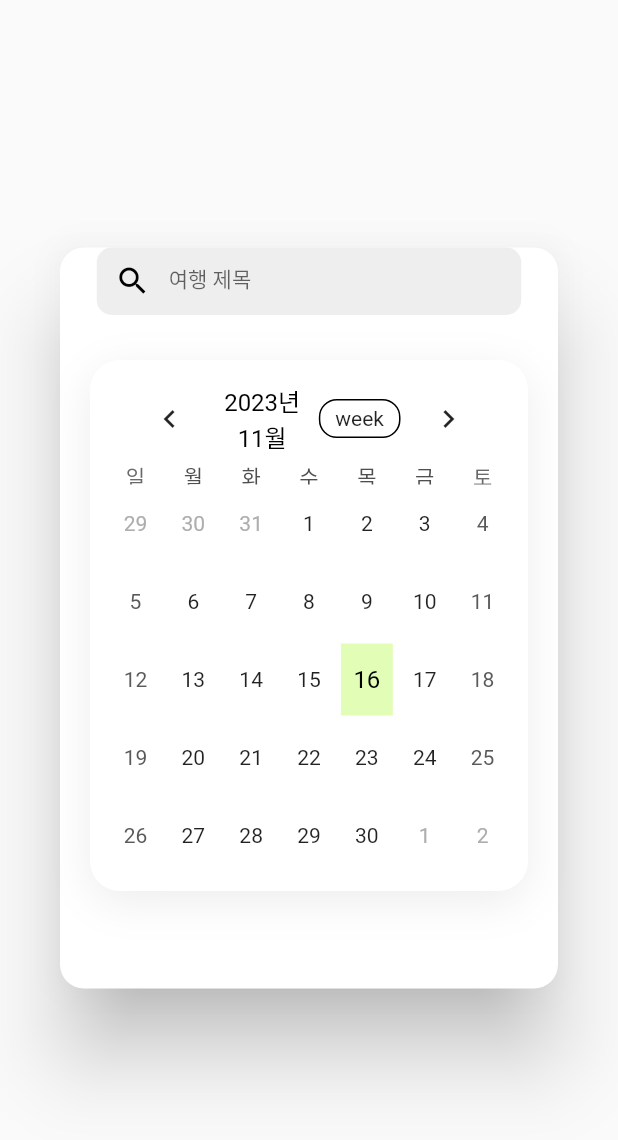
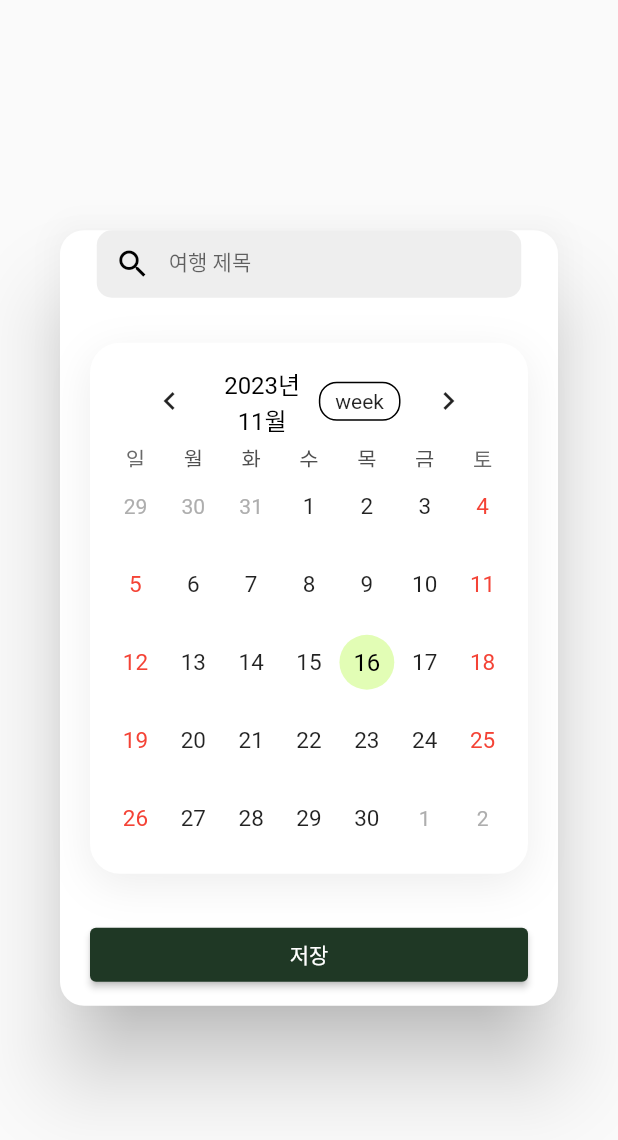
Before and after one commit to jymin99/ecotour, a Flutter app: the ScheduleBottomSheet widget shown alone on an empty page, opened directly, on a phone screen of 412 x 824 dp. Shown: the top 1140 px of the screen. Run offline on Flutter 3.47's test engine with Material 2 defaults, Android fonts, the light colour scheme and no system bars; drawn by our look-alikes of table_calendar; our stand-ins replace cloud_firestore, drift, firebase_auth, firebase_core, geolocator, get and 1 more; missing offline and left inert: kakao_flutter_sdk_user, kakao_map_plugin; accounts and stored records are empty; generated files the repository leaves out were written again.

Commit message:
저장버튼

```diff
--- a/lib/login.dart
+++ b/lib/login.dart
@@ -3,7 +3,7 @@ import 'package:firebase_auth/firebase_auth.dart';
 import 'package:cloud_firestore/cloud_firestore.dart';
 import 'package:google_sign_in/google_sign_in.dart';
 import 'package:get/get.dart';
-import 'package:capstone/schedule/screen/home_screen.dart';
+import 'package:capstone/mainPage.dart';
 // import 'path_to_auth_service/auth_service.dart'; // Adjust the path accordingly
 
 
--- a/lib/main.dart
+++ b/lib/main.dart
@@ -1,5 +1,5 @@
 // import 'package:google_mobile_ads/google_mobile_ads.dart';
-import 'package:capstone/schedule/screen/home_screen.dart';
+import 'package:capstone/mainPage.dart';
 import 'package:flutter/material.dart';
 import 'package:firebase_core/firebase_core.dart';
 import 'package:kakao_flutter_sdk_user/kakao_flutter_sdk_user.dart';
--- a/lib/schedule/component/schedule_dialog_sheet.dart
+++ b/lib/schedule/component/schedule_dialog_sheet.dart
@@ -17,7 +17,7 @@ class _ScheduleBottomSheetState extends State<ScheduleBottomSheet> {
 
   DateTime focusedDay = DateTime.now();
   CalendarFormat _calendarFormat = CalendarFormat.month;
-  DateTime selectedDay = DateTime(
+  DateTime selectedDate = DateTime(
     DateTime.now().year,
     DateTime.now().month,
     DateTime.now().day,
@@ -105,13 +105,13 @@ class _ScheduleBottomSheetState extends State<ScheduleBottomSheet> {
                             onDaySelected: (DateTime selectedDay, DateTime focusedDay) {
                               // 선택된 날짜의 상태를 갱신합니다.
                               setState((){
-                                this.selectedDay = selectedDay;
+                                this.selectedDate = selectedDay;
                                 this.focusedDay = selectedDay;
                               });
                             },
                             selectedDayPredicate: (DateTime day) {
                               // selectedDay 와 동일한 날짜의 모양을 바꿔줍니다.
-                              return isSameDay(selectedDay, day);
+                              return isSameDay(selectedDate, day);
                             },
                             headerStyle: HeaderStyle(
                               headerPadding:
@@ -124,6 +124,21 @@ class _ScheduleBottomSheetState extends State<ScheduleBottomSheet> {
                             ),
 
                             calendarStyle: CalendarStyle(
+                              // 오늘 날짜의 스타일 설정
+                              // todayTextStyle: TextStyle(fontSize: 15, color: Colors.white),
+
+                              // 기본 날짜 숫자의 폰트 크기
+                              defaultTextStyle: TextStyle(fontSize: 15.0),
+
+                              // 주말의 날짜 숫자 폰트 크기와 색상
+                              weekendTextStyle: TextStyle(fontSize: 15.0, color: Colors.red),
+
+
+                              todayDecoration : const BoxDecoration(
+                                color: AppColor.deepGreen,
+                                shape: BoxShape.circle,
+                              ),
+
                               // selectedDay 글자 조정
                               selectedTextStyle : const TextStyle(
                                 color: Colors.black,
@@ -132,11 +147,11 @@ class _ScheduleBottomSheetState extends State<ScheduleBottomSheet> {
                               // selectedDay 모양 조정
                               selectedDecoration : const BoxDecoration(
                                 color: AppColor.yellowGreen,
-                                shape: BoxShape.rectangle,
+                                shape: BoxShape.circle,
                               ),
 
                               // cell margin, padding 조절
-                              cellMargin : const EdgeInsets.all(2.0),
+                              cellMargin : const EdgeInsets.all(1.0),
                               cellPadding : const EdgeInsets.all(0.0),
 
                             ),
@@ -147,120 +162,17 @@ class _ScheduleBottomSheetState extends State<ScheduleBottomSheet> {
                       ),
                     ),
 
-                    // Expanded(
-                    //   child: Container(
-                    //     // margin: EdgeInsets.symmetric(vertical: 8.0),
-                    //     // padding: EdgeInsets.only(bottom: 350.0),
-                    //     child: CustomTextField(
-                    //       // 내용 입력 필드
-                    //       label: '제목',
-                    //       isTime: false,
-                    //       onSaved: (String? val){
-                    //         //저장이 되면 startTime 변수에 텍스트 필드값 저장.
-                    //         content = val;
-                    //       },
-                    //       validator: contentValidator,
-                    //     ),
-                    //   ),
-                    // ),
-
-                    // SizedBox(height: 5.0),
-
-
-
-
-
-                    // Container(
-                    //   margin: const EdgeInsets.only(right: .0, left: 4.0, top:20.0),
-                    //
-                    //   padding: const EdgeInsets.all(5.0),
-                    //   decoration: BoxDecoration(
-                    //     border: Border.all(
-                    //       color: Colors.grey,
-                    //       width: 2.0,
-                    //     ),
-                    //     borderRadius: BorderRadius.circular(10.0),
-                    //   ),
-                    //   child: Column(
-                    //     children: [
-                    //       TableCalendar(
-                    //         formatAnimationDuration: const Duration(milliseconds: 220),
-                    //         locale: 'ko_KR',
-                    //         firstDay: DateTime.utc(2021, 1, 1),
-                    //         lastDay: DateTime.utc(2030, 12, 31),
-                    //         focusedDay: focusedDay,
-                    //         calendarFormat: _calendarFormat,
-                    //         availableCalendarFormats: const {
-                    //           CalendarFormat.month: 'month',
-                    //           CalendarFormat.twoWeeks: 'week',
-                    //         },
-                    //         onFormatChanged: (format) {
-                    //           setState(() {
-                    //             _calendarFormat = format;
-                    //           });
-                    //         },
-                    //         onDaySelected: (DateTime selectedDay, DateTime focusedDay) {
-                    //           // 선택된 날짜의 상태를 갱신합니다.
-                    //           setState((){
-                    //             this.selectedDay = selectedDay;
-                    //             this.focusedDay = selectedDay;
-                    //           });
-                    //         },
-                    //         selectedDayPredicate: (DateTime day) {
-                    //           // selectedDay 와 동일한 날짜의 모양을 바꿔줍니다.
-                    //           return isSameDay(selectedDay, day);
-                    //         },
-                    //         headerStyle: const HeaderStyle(
-                    //           headerPadding:
-                    //           EdgeInsets.symmetric(horizontal: 0.0, vertical: 0.0),
-                    //           titleCentered: true,
-                    //           titleTextStyle: TextStyle(
-                    //             fontSize: 13.0,
-                    //             color: Colors.black,
-                    //           ),
-                    //         ),
-                    //
-                    //         calendarStyle: CalendarStyle(
-                    //           // 이전 달 날짜의 스타일 설정
-                    //           outsideTextStyle: TextStyle(fontSize: 12, color: Colors.grey),
-                    //           // outsideDecoration: BoxDecoration(), // 이전 달 날짜의 배경 스타일
-                    //
-                    //           // 오늘 날짜의 스타일 설정
-                    //           todayTextStyle: TextStyle(fontSize: 12, color: Colors.white),
-                    //           // todayDecoration: BoxDecoration(shape: BoxShape.circle, color: Colors.yellow), // 오늘 날짜의 배경 스타일
-                    //
-                    //           defaultTextStyle: TextStyle(fontSize: 12.0), // 기본 날짜 숫자의 폰트 크기
-                    //           weekendTextStyle: TextStyle(fontSize: 12.0, color: Colors.red), // 주말의 날짜 숫자 폰트 크기와 색상
-                    //           // selectedDay 글자 조정
-                    //           selectedTextStyle : TextStyle(
-                    //             color: Colors.black,
-                    //             fontSize: 12.0,
-                    //           ),
-                    //           // selectedDay 모양 조정
-                    //           selectedDecoration: BoxDecoration(  // ➍ 선택된 날짜 스타일
-                    //             borderRadius: BorderRadius.circular(6.0),
-                    //             border: Border.all(
-                    //               color: AppColor.yellowGreen,
-                    //               width: 1.0,
-                    //             ),
-                    //           ),
-                    //           cellMargin: EdgeInsets.all(0.0), // 셀 주위 여백 설정
-                    //           cellPadding: EdgeInsets.all(0.0), // 셀 내부 여백 설정
-                    //         ),
-                    //
-                    //         daysOfWeekStyle: const DaysOfWeekStyle(
-                    //           // 요일 텍스트 스타일
-                    //           weekdayStyle: TextStyle(fontSize: 13.0), // 평일 요일의 스타일
-                    //           weekendStyle: TextStyle(fontSize: 13.0), // 주말 요일의 스타일
-                    //         ),
-                    //
-                    //       ),
-                    //       // 여기에 다른 위젯을 추가할 수 있음
-                    //     ],
-                    //   ),
-                    // ),
-
-                    SizedBox(height: 35.0),
+                    SizedBox(
+                      width: double.infinity,
+                      child: ElevatedButton(
+                        onPressed: onSavePressed,
+                        style: ElevatedButton.styleFrom(
+                          primary: AppColor.deepGreen,
+                        ),
+                        child: Text('저장'),
+                      ),
+                    ),
+                    SizedBox(height:10,),
 
 
 
@@ -274,6 +186,16 @@ class _ScheduleBottomSheetState extends State<ScheduleBottomSheet> {
       ),
     );
   }
+
+  void onSavePressed() {
+    if(formkey.currentState!.validate()){ //폼 검증
+      formkey.currentState!.save(); //폼 저장
+
+      // print(startTime);
+      // print(endTime);
+      // print(content);
+
+    }
   }
 
   String? contentValidator(String? val){ //
@@ -283,6 +205,10 @@ String? contentValidator(String? val){ //
 
     return null;
   }
+
+}
+
+
 
 
 //
```
Also changed, not shown: lib/mainPage.dart (renamed from lib/schedule/screen/home_screen.dart), 1 other file. Lines whose indentation alone changed are shown as unchanged.
